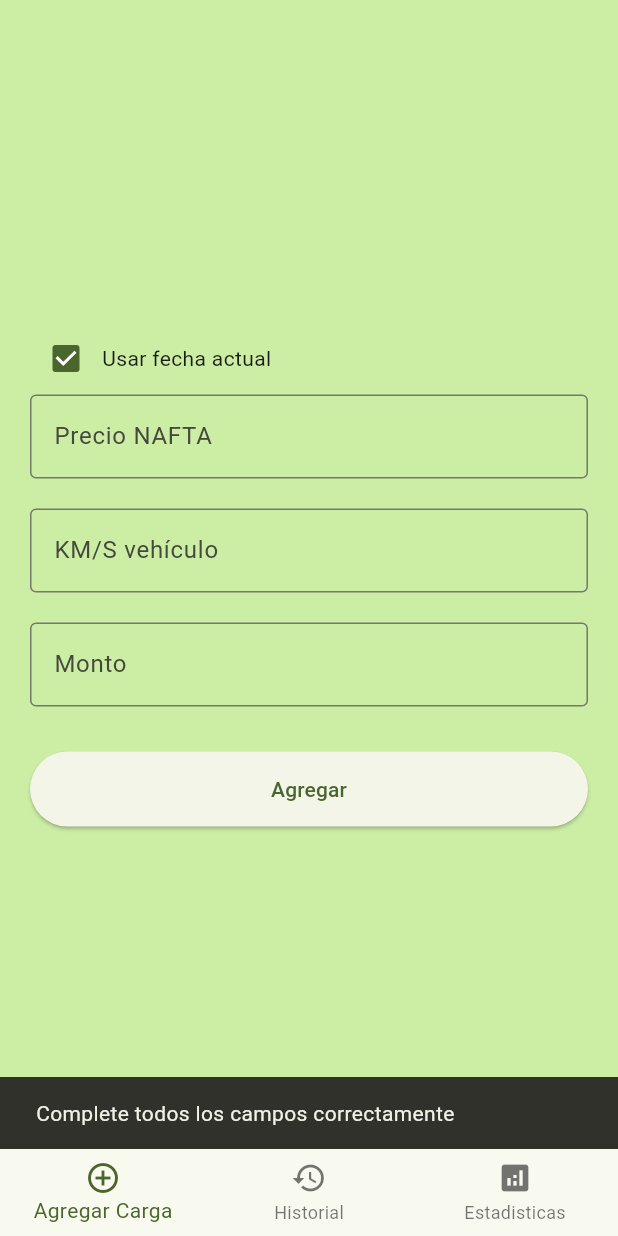
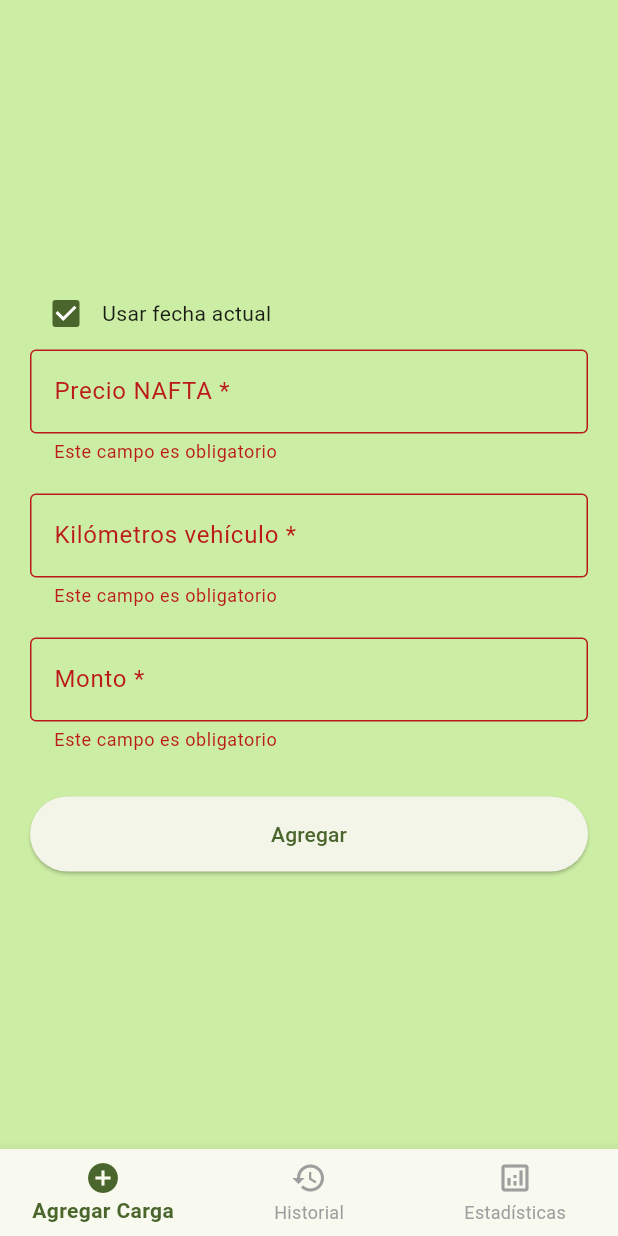
Before and after one commit to IgnacioNiveyro/naftapp, a Flutter app: the screen it shows after launch, after a tap on "Agregar", on a phone screen of 412 x 824 dp. Run offline on Flutter 3.47's test engine with Material 3 defaults, Android fonts, the phone set to English and light mode, and no system bars; our stand-ins replace sqflite; accounts and stored records are empty.

Commit message:
Se mejoro el foco luego de agregar una carga

```diff
--- a/lib/main.dart
+++ b/lib/main.dart
@@ -57,26 +57,28 @@ class _MyHomePageState extends State<MyHomePage> {
         child: page,
       ),
       bottomNavigationBar: BottomNavigationBar(
+        currentIndex: selectedIndex,
+        selectedItemColor: Theme.of(context).colorScheme.primary,
+        unselectedItemColor: Colors.grey,
+        selectedLabelStyle: TextStyle(fontWeight: FontWeight.bold),
+        onTap: (value) => setState(() => selectedIndex = value),
         items: const [
           BottomNavigationBarItem(
             icon: Icon(Icons.add_circle_outline),
+            activeIcon: Icon(Icons.add_circle),
             label: 'Agregar Carga',
           ),
           BottomNavigationBarItem(
-            icon: Icon(Icons.history),
+            icon: Icon(Icons.history_outlined),
+            activeIcon: Icon(Icons.history),
             label: 'Historial',
           ),
           BottomNavigationBarItem(
-            icon: Icon(Icons.analytics),
-            label: 'Estadisticas',
+            icon: Icon(Icons.analytics_outlined),
+            activeIcon: Icon(Icons.analytics),
+            label: 'Estadísticas',
           ),
         ],
-        currentIndex: selectedIndex,
-        onTap: (value) {
-          setState(() {
-            selectedIndex = value;
-          });
-        },
       ),
     );
   }
--- a/lib/pages/cargas_realizadas_page.dart
+++ b/lib/pages/cargas_realizadas_page.dart
@@ -17,7 +17,7 @@ class CargasRealizadasPage extends StatelessWidget {
         final carga = cargas[index];
         return ListTile(
           leading: const Icon(Icons.local_gas_station),
-          title: Text('KM/S: ${carga.kmS} - Monto: \$${carga.monto} - Precio: \$${carga.precio} - Litros: ${(double.parse(carga.monto) / carga.precio).toStringAsFixed(2)}'),
+          title: Text('KM: ${carga.kmS} - Monto: \$${carga.monto} - Precio: \$${carga.precio} - Litros: ${(double.parse(carga.monto) / carga.precio).toStringAsFixed(2)}'),
           subtitle:
               Text('Fecha: ${carga.fecha.toLocal().toString().split(' ')[0]}'),
           trailing: IconButton(
--- a/lib/pages/generator_page.dart
+++ b/lib/pages/generator_page.dart
@@ -9,21 +9,34 @@ class GeneratorPage extends StatefulWidget {
 }
 
 class _GeneratorPageState extends State<GeneratorPage> {
+  final _formKey = GlobalKey<FormState>();
+  final FocusNode _focusNodeVacio = FocusNode();
+
   bool fechaActualChecked = true;
   DateTime? selectedDate;
   String kmSValue = '';
   String montoValue = '';
-  int precioValue = 0;
+  String precioValue = '';
+
   final TextEditingController _kmSController = TextEditingController();
   final TextEditingController _montoController = TextEditingController();
   final TextEditingController _fechaController = TextEditingController();
-  final FocusNode _kmSFocusNode = FocusNode();
-  final FocusNode _montoFocusNode = FocusNode();
-  final TextEditingController _precioSuperShellController = TextEditingController();
+  final TextEditingController _precioController = TextEditingController();
 
   @override
   void initState() {
     super.initState();
+    WidgetsBinding.instance.addPostFrameCallback((_) {
+      _cargarUltimoPrecio();
+    });
+  }
+
+  Future<void> _cargarUltimoPrecio() async {
+    final ultimoPrecio = await context.read<MyAppState>().obtenerUltimoPrecio();
+    if (ultimoPrecio != null && mounted) {
+      _precioController.text = ultimoPrecio.toString();
+      precioValue = ultimoPrecio.toString();
+    }
   }
 
   @override
@@ -31,25 +44,28 @@ class _GeneratorPageState extends State<GeneratorPage> {
     _kmSController.dispose();
     _montoController.dispose();
     _fechaController.dispose();
-    _kmSFocusNode.dispose();
-    _montoFocusNode.dispose();
+    _precioController.dispose();
+    _focusNodeVacio.dispose();
     super.dispose();
   }
 
-  void _clearFields() {
+  Future<void> _clearFields() async {
+    FocusManager.instance.primaryFocus?.unfocus();
+    await Future.delayed(Duration(milliseconds: 50));
+    if (!mounted) return;
+
+    _kmSController.clear();
+    _montoController.clear();
+    _fechaController.clear();
+    _precioController.clear();
+
     setState(() {
       fechaActualChecked = true;
       selectedDate = null;
       kmSValue = '';
       montoValue = '';
-      precioValue = 0;
-      _kmSController.clear();
-      _montoController.clear();
-      _fechaController.clear();
+      precioValue = '';
     });
-
-    _kmSFocusNode.unfocus();
-    _montoFocusNode.unfocus();
   }
 
   Future<void> _selectDate(BuildContext context) async {
@@ -60,7 +76,7 @@ class _GeneratorPageState extends State<GeneratorPage> {
       firstDate: DateTime(2000),
       lastDate: DateTime(2100),
     );
-    if (picked != null && picked != selectedDate) {
+    if (picked != null && picked != selectedDate && mounted) {
       setState(() {
         selectedDate = picked;
         _fechaController.text =
@@ -71,12 +87,15 @@ class _GeneratorPageState extends State<GeneratorPage> {
 
   @override
   Widget build(BuildContext context) {
-    return Padding(
+    return GestureDetector(
+      onTap: () => FocusManager.instance.primaryFocus?.unfocus(),
+      child: Padding(
         padding: const EdgeInsets.all(20.0),
+        child: Form(
+          key: _formKey,
           child: Column(
             mainAxisAlignment: MainAxisAlignment.center,
             children: [
-          // Checkbox Fecha actual
               Row(
                 children: [
                   Checkbox(
@@ -94,98 +113,149 @@ class _GeneratorPageState extends State<GeneratorPage> {
                   const Text('Usar fecha actual'),
                 ],
               ),
-          TextField(
-            controller: _precioSuperShellController,
+              TextFormField(
+                controller: _precioController,
                 keyboardType: TextInputType.number,
                 decoration: const InputDecoration(
-              labelText: 'Precio NAFTA',
+                  labelText: 'Precio NAFTA *',
+                  hintText: 'Ingrese precio por litro',
                   border: OutlineInputBorder(),
                 ),
-            onChanged: (value) {
-              setState(() {
-                precioValue = int.tryParse(value) ?? 0;
-              });
+                validator: (value) {
+                  if (value == null || value.isEmpty) {
+                    return 'Este campo es obligatorio';
+                  }
+                  if (int.tryParse(value) == null || int.parse(value) <= 0) {
+                    return 'Ingrese un precio válido';
+                  }
+                  return null;
                 },
+                onChanged: (value) => precioValue = value,
               ),
               const SizedBox(height: 20),
-
-          // Selector de fecha solo si el checkbox está desmarcado
               if (!fechaActualChecked) ...[
-            TextField(
+                TextFormField(
                   controller: _fechaController,
                   readOnly: true,
                   decoration: const InputDecoration(
-                labelText: 'Fecha',
+                    labelText: 'Fecha *',
                     border: OutlineInputBorder(),
                   ),
+                  validator: (value) {
+                    if (value == null || value.isEmpty) {
+                      return 'Seleccione una fecha';
+                    }
+                    return null;
+                  },
                   onTap: () => _selectDate(context),
                 ),
                 const SizedBox(height: 20),
               ],
-
-          // Campo KM/S
-          TextField(
+              TextFormField(
                 controller: _kmSController,
-            focusNode: _kmSFocusNode,
                 decoration: const InputDecoration(
-              labelText: 'KM/S vehículo',
+                  labelText: 'Kilómetros vehículo *',
+                  hintText: 'Ingrese los km de su vehículo',
                   border: OutlineInputBorder(),
                 ),
                 keyboardType: TextInputType.number,
-            onChanged: (value) {
-              setState(() {
-                kmSValue = value;
-              });
+                validator: (value) {
+                  if (value == null || value.isEmpty) {
+                    return 'Este campo es obligatorio';
+                  }
+                  return null;
                 },
+                onChanged: (value) => kmSValue = value,
               ),
               const SizedBox(height: 20),
-
-          // Campo Monto
-          TextField(
+              TextFormField(
                 controller: _montoController,
-            focusNode: _montoFocusNode,
                 decoration: const InputDecoration(
-              labelText: 'Monto',
+                  labelText: 'Monto *',
+                  hintText: 'Ingrese monto a cargar',
                   border: OutlineInputBorder(),
                 ),
                 keyboardType: TextInputType.number,
-            onChanged: (value) {
-              setState(() {
-                montoValue = value;
-              });
+                validator: (value) {
+                  if (value == null || value.isEmpty) {
+                    return 'Este campo es obligatorio';
+                  }
+                  if (double.tryParse(value) == null || double.parse(value) <= 0) {
+                    return 'Ingrese un monto válido';
+                  }
+                  return null;
                 },
+                onChanged: (value) => montoValue = value,
               ),
               const SizedBox(height: 30),
-
-          // Botón Agregar
               ElevatedButton(
                 onPressed: () async {
-              if (kmSValue.isEmpty || montoValue.isEmpty || precioValue <= 0) {
-    ScaffoldMessenger.of(context).showSnackBar(
-      const SnackBar(content: Text('Complete todos los campos correctamente')),
-    );
-    return;
-  }
+                  if (_formKey.currentState!.validate()) {
+                    FocusScope.of(context).unfocus();
+                    await Future.delayed(Duration(milliseconds: 100));
+
                     DateTime fecha = fechaActualChecked
                         ? DateTime.now()
                         : selectedDate ?? DateTime.now();
 
+                    double litros = double.parse(montoValue) / int.parse(precioValue);
+
+                    bool confirmado = await showDialog(
+                      context: context,
+                      builder: (context) => AlertDialog(
+                        title: const Text('Confirmar datos'),
+                        content: Column(
+                          mainAxisSize: MainAxisSize.min,
+                          crossAxisAlignment: CrossAxisAlignment.start,
+                          children: [
+                            Text('Fecha: ${fecha.toLocal().toString().split(' ')[0]}'),
+                            Text('KM: $kmSValue'),
+                            Text('Monto: \$$montoValue'),
+                            Text('Precio por litro: \$$precioValue'),
+                            Text('Litros: ${litros.toStringAsFixed(2)}'),
+                            const SizedBox(height: 20),
+                            const Text('¿Confirmar estos datos?'),
+                          ],
+                        ),
+                        actions: [
+                          TextButton(
+                            onPressed: () => Navigator.of(context).pop(false),
+                            child: const Text('Cancelar'),
+                          ),
+                          TextButton(
+                            onPressed: () => Navigator.of(context).pop(true),
+                            child: const Text('Confirmar'),
+                          ),
+                        ],
+                      ),
+                    );
+
+                    FocusScope.of(context).requestFocus(_focusNodeVacio);
+
+                    if (confirmado == true && mounted) {
                       final nuevaCarga = Carga(
                         fecha: fecha,
                         kmS: kmSValue,
                         monto: montoValue,
-                precio: precioValue,
+                        precio: int.parse(precioValue),
                       );
+
                       try {
                         await context.read<MyAppState>().agregarCarga(nuevaCarga);
+                        if (mounted) {
                           ScaffoldMessenger.of(context).showSnackBar(
                             const SnackBar(content: Text('Datos agregados correctamente')),
                           );
-    _clearFields();
+                          await _clearFields();
+                        }
                       } catch (e) {
+                        if (mounted) {
                           ScaffoldMessenger.of(context).showSnackBar(
                             SnackBar(content: Text('Error al guardar: ${e.toString()}')),
                           );
+                        }
+                      }
+                    }
                   }
                 },
                 style: ElevatedButton.styleFrom(
@@ -195,6 +265,8 @@ class _GeneratorPageState extends State<GeneratorPage> {
               ),
             ],
           ),
+        ),
+      ),
     );
   }
 }
--- a/lib/providers/my_app_state.dart
+++ b/lib/providers/my_app_state.dart
@@ -8,6 +8,16 @@ class MyAppState extends ChangeNotifier {
 
   MyAppState() {
     _loadCargas();
+  }
+  Future<int?> obtenerUltimoPrecio() async {
+    final dbHelper = DBHelper();
+    final cargas = await dbHelper.getCargas();
+    if (cargas.isNotEmpty) {
+      // Ordena por fecha descendente y toma el precio más reciente
+      cargas.sort((a, b) => b.fecha.compareTo(a.fecha));
+      return cargas.first.precio;
+    }
+    return null;
   }
 
  Future<void> agregarCarga(Carga carga) async {
```
Lines whose indentation alone changed are shown as unchanged.
